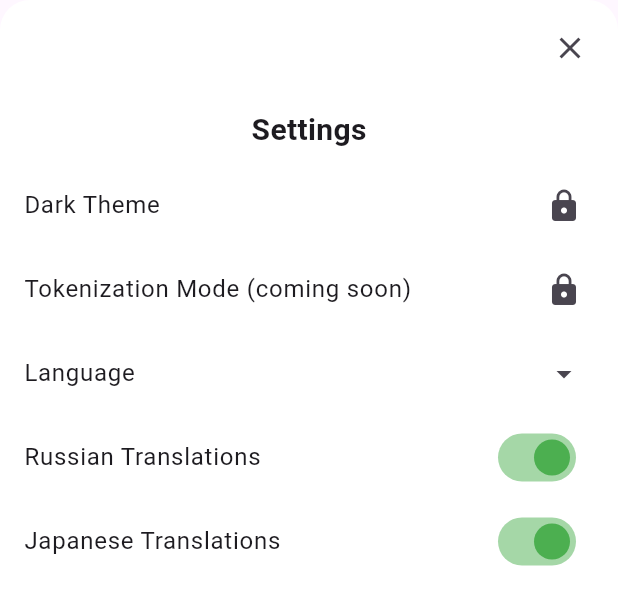
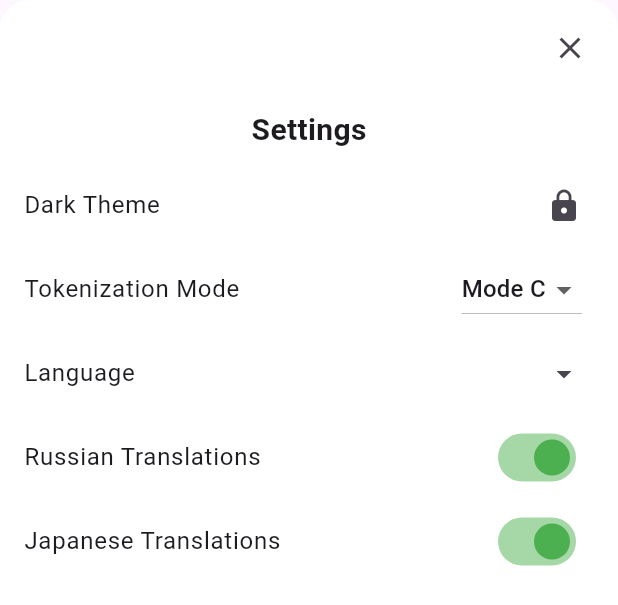
Before and after one commit to BogSergienko/YomiYomi, a Flutter app: the SettingsSheet widget shown alone on an empty page, opened directly, on a phone screen of 412 x 824 dp. Shown: the top 605 px of the screen. Run offline on Flutter 3.47's test engine with Material 3 defaults, Android fonts, the phone set to English and light mode, and no system bars; our stand-ins replace permission_handler, shared_preferences, sqflite; missing offline and left inert: flutter_inappwebview; accounts and stored records are empty.

Commit message:
Add Sudachi tokenization modes (A, B, C) with DropdownButton in SettingsSheet, update MainActivity.kt, fix .gitignore

```diff
--- a/lib/furigana_screen.dart
+++ b/lib/furigana_screen.dart
@@ -219,7 +219,7 @@ class _FuriganaScreenState extends State<FuriganaScreen> {
   @override
   Widget build(BuildContext context) {
     final settings = Provider.of<SettingsProvider>(context);
-    debugPrint('FuriganaScreen: uiLanguage=${settings.uiLanguage}');
+    debugPrint('FuriganaScreen: uiLanguage=${settings.uiLanguage}, mode=${settings.tokenizationMode}');
     return Scaffold(
       appBar: AppBar(
         leading: IconButton(
@@ -362,7 +362,7 @@ class _FuriganaScreenState extends State<FuriganaScreen> {
                 handlerName: 'getText',
                 callback: (args) async {
                   debugPrint('Передаём текст: ${widget.text}');
-                  final tokens = await Sudachi.tokenize(widget.text);
+                  final tokens = await Sudachi.tokenize(context, widget.text);
                   final enhancedTokens = [];
                   for (var token in tokens) {
                     final jlptLevel = await _dbHelper.getJLPTLevel(token['surface']);
--- a/lib/l10n/translations.dart
+++ b/lib/l10n/translations.dart
@@ -7,7 +7,7 @@ class Translations {
       'text_field_label': 'Enter Japanese text',
       'settings_title': 'Settings',
       'dark_theme': 'Dark Theme',
-      'tokenization_mode': 'Tokenization Mode (coming soon)',
+      'tokenization_mode': 'Tokenization Mode',
       'language': 'Language',
       'russian_translations': 'Russian Translations',
       'japanese_translations': 'Japanese Translations',
@@ -20,7 +20,7 @@ class Translations {
       'text_field_label': 'Введите японский текст',
       'settings_title': 'Настройки',
       'dark_theme': 'Тёмная тема',
-      'tokenization_mode': 'Режим токенизации (скоро)',
+      'tokenization_mode': 'Режим токенизации',
       'language': 'Язык',
       'russian_translations': 'Русские переводы',
       'japanese_translations': 'Японские переводы',
@@ -33,7 +33,7 @@ class Translations {
       'text_field_label': '日本語テキストを入力',
       'settings_title': '設定',
       'dark_theme': 'ダークテーマ',
-      'tokenization_mode': 'トークナイゼーションモード（近日公開）',
+      'tokenization_mode': 'トークナイゼーションモード',
       'language': '言語',
       'russian_translations': 'ロシア語翻訳',
       'japanese_translations': '日本語翻訳',
--- a/lib/providers/settings_provider.dart
+++ b/lib/providers/settings_provider.dart
@@ -6,11 +6,13 @@ class SettingsProvider with ChangeNotifier {
   bool _showEnglishTranslations = true;
   bool _showRussianTranslations = true;
   bool _showJapaneseTranslations = true;
+  String _tokenizationMode = 'C'; // По умолчанию режим C
 
   String get uiLanguage => _uiLanguage;
   bool get showEnglishTranslations => _showEnglishTranslations;
   bool get showRussianTranslations => _showRussianTranslations;
   bool get showJapaneseTranslations => _showJapaneseTranslations;
+  String get tokenizationMode => _tokenizationMode;
 
   SettingsProvider() {
     _loadSettings();
@@ -22,6 +24,8 @@ class SettingsProvider with ChangeNotifier {
     _showEnglishTranslations = prefs.getBool('show_english_translations') ?? true;
     _showRussianTranslations = prefs.getBool('show_russian_translations') ?? true;
     _showJapaneseTranslations = prefs.getBool('show_japanese_translations') ?? true;
+    _tokenizationMode = prefs.getString('tokenization_mode') ?? 'C';
+    debugPrint('Loaded settings: language=$_uiLanguage, eng=$_showEnglishTranslations, rus=$_showRussianTranslations, ja=$_showJapaneseTranslations, mode=$_tokenizationMode');
     notifyListeners();
   }
 
@@ -29,6 +33,7 @@ class SettingsProvider with ChangeNotifier {
     final prefs = await SharedPreferences.getInstance();
     await prefs.setString('ui_language', language);
     _uiLanguage = language;
+    debugPrint('Set language: $language');
     notifyListeners();
   }
 
@@ -50,6 +55,19 @@ class SettingsProvider with ChangeNotifier {
       await prefs.setBool('show_japanese_translations', japanese);
       _showJapaneseTranslations = japanese;
     }
+    debugPrint('Set translations: eng=$_showEnglishTranslations, rus=$_showRussianTranslations, ja=$_showJapaneseTranslations');
+    notifyListeners();
+  }
+
+  Future<void> setTokenizationMode(String mode) async {
+    if (!['A', 'B', 'C'].contains(mode)) {
+      debugPrint('Invalid tokenization mode: $mode');
+      return;
+    }
+    final prefs = await SharedPreferences.getInstance();
+    await prefs.setString('tokenization_mode', mode);
+    _tokenizationMode = mode;
+    debugPrint('Set tokenization mode: $mode');
     notifyListeners();
   }
 }
--- a/lib/settings_sheet.dart
+++ b/lib/settings_sheet.dart
@@ -48,7 +48,7 @@ class SettingsSheet extends StatelessWidget {
   @override
   Widget build(BuildContext context) {
     final settings = Provider.of<SettingsProvider>(context);
-    debugPrint('SettingsSheet: uiLanguage=${settings.uiLanguage}');
+    debugPrint('SettingsSheet: uiLanguage=${settings.uiLanguage}, mode=${settings.tokenizationMode}');
     return Container(
       height: MediaQuery.of(context).size.height * 0.7,
       decoration: const BoxDecoration(
@@ -91,7 +91,18 @@ class SettingsSheet extends StatelessWidget {
           ),
           ListTile(
             title: Text(Translations.get('tokenization_mode', settings.uiLanguage)),
-            trailing: const Icon(Icons.lock),
+            trailing: DropdownButton<String>(
+              value: settings.tokenizationMode,
+              items: ['A', 'B', 'C'].map((mode) => DropdownMenuItem(
+                value: mode,
+                child: Text('Mode $mode'),
+              )).toList(),
+              onChanged: (value) {
+                if (value != null) {
+                  settings.setTokenizationMode(value);
+                }
+              },
+            ),
           ),
           ListTile(
             title: Text(Translations.get('language', settings.uiLanguage)),
```
Also changed, not shown: lib/database.dart (+43 -1 lines), lib/sudachi.dart (+10 -3 lines), 4 other files.
